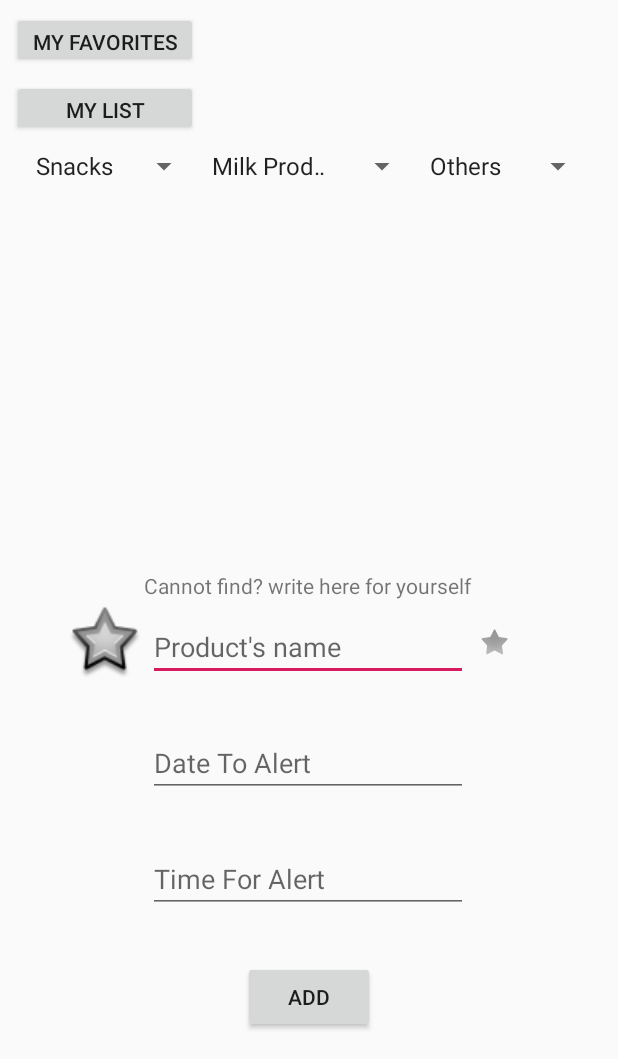
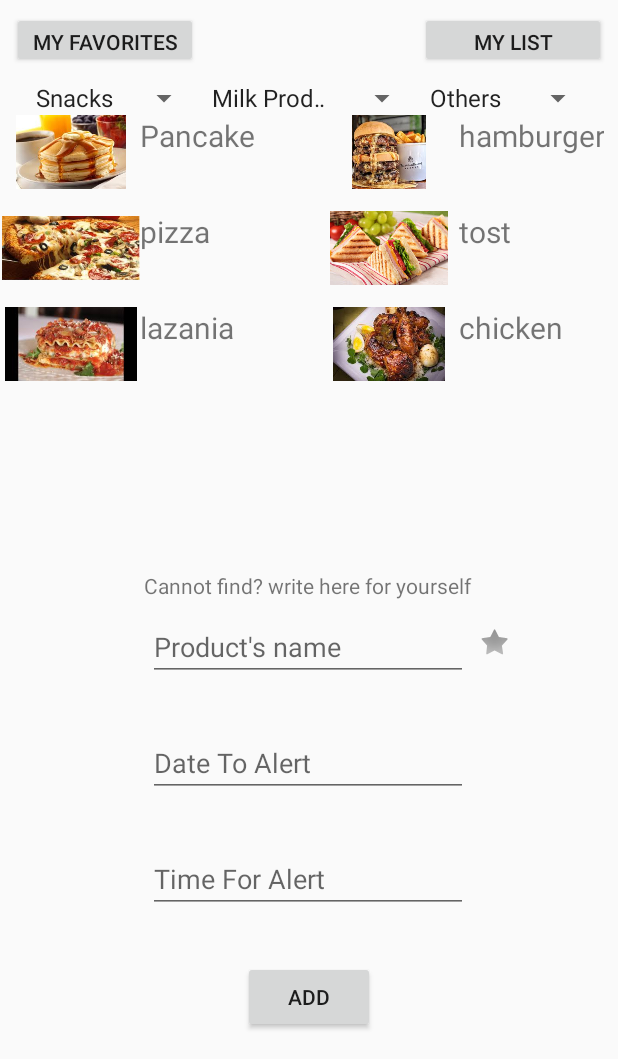
Before and after one commit to elorisraeli/GrocesseryWatch, an Android app: the screen it shows after launch (MainActivity), on a phone screen of 412 x 824 dp, the part 177-1236 px from its top. Run offline under Robolectric (Android 15) with nearby library versions, the phone set to English and light mode, and no system bars.

Commit message:
add GridView with image and food name.

```diff
--- a/app/src/main/java/com/example/grocesserywatch/FavoritesAdapter.kt
+++ b/app/src/main/java/com/example/classes/FavoritesAdapter.kt
@@ -1,4 +1,4 @@
-package com.example.grocesserywatch
+package com.example.classes
 
 import android.view.LayoutInflater
 import android.view.View
@@ -6,18 +6,19 @@ import android.view.ViewGroup
 import android.widget.Button
 import android.widget.TextView
 import androidx.recyclerview.widget.RecyclerView
+import com.example.grocesserywatch.R
 import kotlinx.android.synthetic.main.alert_view.view.*
 import java.util.*
 
 class FavoritesAdapter(val itemList: ArrayList<Item>) :
     RecyclerView.Adapter<FavoritesAdapter.ViewHolder>() {
 
-    override fun onCreateViewHolder(parent: ViewGroup, viewType: Int): FavoritesAdapter.ViewHolder {
+    override fun onCreateViewHolder(parent: ViewGroup, viewType: Int): ViewHolder {
         val v = LayoutInflater.from(parent?.context).inflate(R.layout.item_list, parent, false)
         return ViewHolder(v)
     }
 
-    override fun onBindViewHolder(holder: FavoritesAdapter.ViewHolder, position: Int) {
+    override fun onBindViewHolder(holder: ViewHolder, position: Int) {
         val item: Item = itemList[position]
         holder.textProductsName.text = item.productName
         holder.textDate.text = item.date
--- /dev/null
+++ b/app/src/main/java/com/example/classes/Food.kt
@@ -0,0 +1,11 @@
+package com.example.classes
+
+class Food {
+    var name: String? = null
+    var image: Int? = null
+
+    constructor(name: String, image: Int) {
+        this.name = name
+        this.image = image
+    }
+}
--- /dev/null
+++ b/app/src/main/java/com/example/classes/FoodAdapter.kt
@@ -0,0 +1,42 @@
+package com.example.classes
+
+import android.content.Context
+import android.view.LayoutInflater
+import android.view.View
+import android.view.ViewGroup
+import android.widget.BaseAdapter
+import com.example.grocesserywatch.R
+import kotlinx.android.synthetic.main.food_design.view.*
+
+class FoodAdapter : BaseAdapter {
+    var foodsList = ArrayList<Food>()
+    var context: Context? = null
+
+    constructor(context: Context, foodsList: ArrayList<Food>) : super() {
+        this.context = context
+        this.foodsList = foodsList
+    }
+
+    override fun getCount(): Int {
+        return foodsList.size
+    }
+
+    override fun getItem(position: Int): Any {
+        return foodsList[position]
+    }
+
+    override fun getItemId(position: Int): Long {
+        return position.toLong()
+    }
+
+    override fun getView(position: Int, convertView: View?, parent: ViewGroup?): View {
+        val food = this.foodsList[position]
+
+        var inflator = context!!.getSystemService(Context.LAYOUT_INFLATER_SERVICE) as LayoutInflater
+        var foodView = inflator.inflate(R.layout.food_design, null)
+        foodView.imgFood.setImageResource(food.image!!)
+        foodView.tvName.text = food.name!!
+
+        return foodView
+    }
+}
--- a/app/src/main/java/com/example/grocesserywatch/Item.kt
+++ b/app/src/main/java/com/example/classes/Item.kt
@@ -1,4 +1,4 @@
-package com.example.grocesserywatch
+package com.example.classes
 
 class Item(val productName: String, val date: String, val timeZone: String) {
 }
--- a/app/src/main/java/com/example/grocesserywatch/MainActivity.kt
+++ b/app/src/main/java/com/example/grocesserywatch/MainActivity.kt
@@ -2,20 +2,35 @@ package com.example.grocesserywatch
 
 import android.annotation.SuppressLint
 import android.content.Intent
-import androidx.appcompat.app.AppCompatActivity
 import android.os.Bundle
 import android.view.View
 import android.widget.*
+import androidx.appcompat.app.AppCompatActivity
+import com.example.classes.Food
+import com.example.classes.FoodAdapter
 import kotlinx.android.synthetic.main.activity_main.*
-import java.util.ArrayList
 
 class MainActivity : AppCompatActivity() {
 
+
+    var adapter: FoodAdapter? = null
+    var foodsList = ArrayList<Food>()
 
     @SuppressLint("ResourceType")
     override fun onCreate(savedInstanceState: Bundle?) {
         super.onCreate(savedInstanceState)
         setContentView(R.layout.activity_main)
+
+        // load foods
+        foodsList.add(Food("Pancake", R.drawable.pancake))
+        foodsList.add(Food("hamburger", R.drawable.hamburger))
+        foodsList.add(Food("pizza", R.drawable.pizza))
+        foodsList.add(Food("tost",R.drawable.tost))
+        foodsList.add(Food("lazania", R.drawable.lazania))
+        foodsList.add(Food("chicken", R.drawable.chicken))
+
+        adapter = FoodAdapter(this, foodsList)
+        gridViewFood.adapter = adapter
 
         val addB: Button = findViewById(R.id.addButton)
         val myListB = findViewById<Button>(R.id.myListButton)
@@ -73,58 +88,5 @@ class MainActivity : AppCompatActivity() {
                 ).show()
 
         }
-
-
-//           ------------------ JUST A LOT OF CODE WHICH I SHORT TO FEW LINES -------------
-//        val options1 = resources.getStringArray(R.array.Options_1)
-//        val spinner1 = findViewById<Spinner>(R.id.spinner1)
-//        spinner1.adapter = ArrayAdapter(this, android.R.layout.simple_spinner_item, options1)
-//        spinner1.onItemSelectedListener = object : AdapterView.OnItemSelectedListener {
-//            override fun onItemSelected(p0: AdapterView<*>?, p1: View?, positionInArray: Int, p3: Long) {
-//                if (positionInArray != 0) {
-//                    Toast.makeText(
-//                        this@MainActivity,
-//                        "Selected Item: " + options1[positionInArray], Toast.LENGTH_SHORT
-//                    ).show()
-//                    editTextProductName.setText(options1[positionInArray])
-//                }
-//            }
-
-
-//   --------------Don't Work !!! I Don't Know What To Do.--------------
-//    var isFavoriteBoolFirst = false
-//        var favoriteButton = findViewById<Button>(R.id.favoriteB)
-//        favoriteButton.setOnClickListener {
-//            if (isFavoriteBoolFirst) {
-//                favoriteButton.setBackgroundResource(android.R.drawable.star_big_on)
-//                isFavoriteBoolFirst = false
-//            } else
-//                favoriteButton.setBackgroundResource(android.R.drawable.star_big_off)
-//            isFavoriteBoolFirst = true
-//
-//        }
-
-//        var imageView: ImageView? = findViewById(R.drawable.favoritestaroff)
-//        if (imageView != null) {
-//            imageView.setOnClickListener {
-//                isFavorite(isFavoriteBoolFirst)
-//            }
-//        }
     }
-
-//   --------------Don't Work !!! I Don't Know What To Do.--------------
-//    private fun isFavorite(isFavoriteBool: Boolean) {
-//        if (!isFavoriteBool) {
-//            imageView.setBackgroundResource(R.drawable.favoritestaroff)
-//            isFavoriteBoolFirst = false
-//        } else {
-//            imageView.setBackgroundResource(R.drawable.favoritestaron)
-//            isFavoriteBoolFirst = true
-//            Toast.makeText(
-//                this@MainActivity,
-//                "The item added to favorites :)", Toast.LENGTH_SHORT
-//            ).show()
-//        }
-//    }
-
 }
--- a/app/src/main/res/layout/activity_main.xml
+++ b/app/src/main/res/layout/activity_main.xml
@@ -15,13 +15,16 @@
             app:layout_constraintRight_toRightOf="parent"
             app:layout_constraintTop_toTopOf="parent" android:id="@+id/TitleHome" android:gravity="center"
             android:textSize="24sp" android:background="#C2D2F1"/>
+
     <Button
-            android:text="@string/my_list"
+            android:id="@+id/myListButton"
             android:layout_width="124dp"
             android:layout_height="37dp"
-            android:id="@+id/myListButton" app:layout_constraintStart_toStartOf="parent" android:layout_marginLeft="8dp"
-            android:layout_marginStart="8dp" android:layout_marginTop="8dp"
-            app:layout_constraintTop_toBottomOf="@+id/myFavoritesButton"/>
+            android:layout_marginEnd="8dp"
+            android:layout_marginRight="8dp"
+            android:text="@string/my_list"
+            app:layout_constraintEnd_toEndOf="parent"
+            app:layout_constraintTop_toTopOf="@+id/myFavoritesButton" />
     <Button
             android:text="@string/my_favorites"
             android:layout_width="124dp"
@@ -37,6 +40,25 @@
             app:layout_constraintEnd_toEndOf="parent" app:layout_constraintStart_toStartOf="parent"
             android:layout_marginLeft="162dp" android:layout_marginStart="162dp" android:layout_marginBottom="17dp"
             app:layout_constraintBottom_toBottomOf="parent"/>
+
+    <LinearLayout
+            android:layout_width="0dp"
+            android:layout_height="0dp"
+            app:layout_constraintBottom_toTopOf="@+id/textView"
+            app:layout_constraintEnd_toEndOf="@+id/TitleHome"
+            app:layout_constraintStart_toStartOf="@+id/TitleHome"
+            app:layout_constraintTop_toBottomOf="@+id/spinner2">
+
+        <GridView
+                android:id="@+id/gridViewFood"
+                android:layout_width="match_parent"
+                android:layout_height="match_parent"
+                android:columnWidth="150dp"
+                android:horizontalSpacing="15dp"
+                android:numColumns="auto_fit"
+                android:verticalSpacing="15dp" />
+
+    </LinearLayout>
     <EditText
             android:layout_width="wrap_content"
             android:layout_height="wrap_content"
@@ -111,12 +133,5 @@
             android:contentDescription="@string/favoritestarb"
             android:layout_marginBottom="12dp"
             app:layout_constraintBottom_toBottomOf="@+id/editText_ProductName"/>
-    <Button
-            android:layout_width="49dp"
-            android:layout_height="50dp"
-            android:id="@+id/favoriteB" app:layout_constraintEnd_toStartOf="@+id/editText_ProductName"
-            android:layout_marginEnd="4dp" android:layout_marginRight="4dp"
-            app:layout_constraintBottom_toBottomOf="@+id/editText_ProductName"
-            android:background="@android:drawable/star_big_off"/>
 
 </androidx.constraintlayout.widget.ConstraintLayout>
--- /dev/null
+++ b/app/src/main/res/layout/food_design.xml
@@ -0,0 +1,21 @@
+<?xml version="1.0" encoding="utf-8"?>
+<LinearLayout xmlns:android="http://schemas.android.com/apk/res/android"
+        xmlns:tools="http://schemas.android.com/tools"
+        android:layout_width="match_parent"
+        android:layout_height="match_parent"
+        xmlns:app="http://schemas.android.com/apk/res-auto">
+
+    <ImageView
+            android:id="@+id/imgFood"
+            android:layout_width="92dp"
+            android:layout_height="49dp"
+            app:srcCompat="@drawable/ic_launcher_background"
+            tools:ignore="VectorDrawableCompat" />
+    <TextView
+            android:id="@+id/tvName"
+            android:layout_width="wrap_content"
+            android:layout_height="wrap_content"
+            android:gravity="center"
+            android:text="French Fries"
+            android:textSize="20sp"/>
+</LinearLayout>
```
Also changed, not shown: app/src/main/java/com/example/grocesserywatch/MyFavorites.kt (+16 -2 lines), app/src/main/res/drawable/chicken.jpg (added), app/src/main/res/drawable/hamburger.jpg (added), app/src/main/res/drawable/lazania.jpg (added), app/src/main/res/drawable/pancake.jpg (added), app/src/main/res/drawable/pizza.jpg (added), app/src/main/res/drawable/tost.jpg (added).
